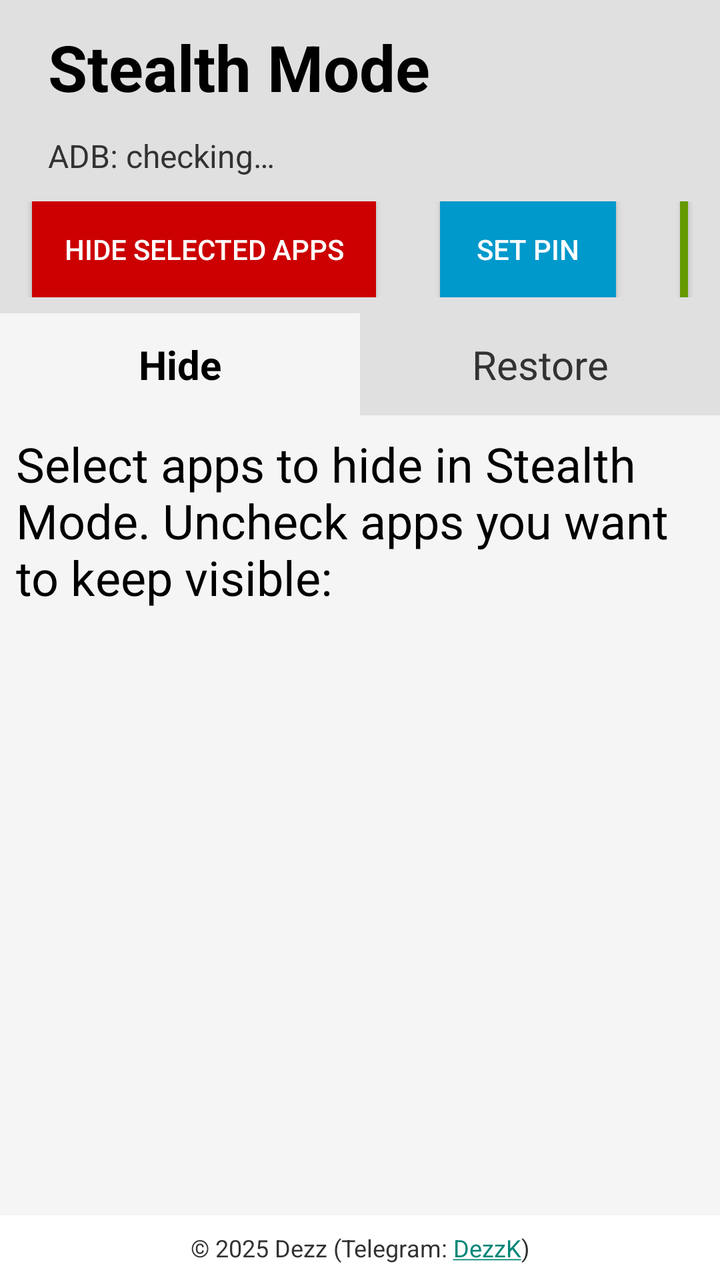
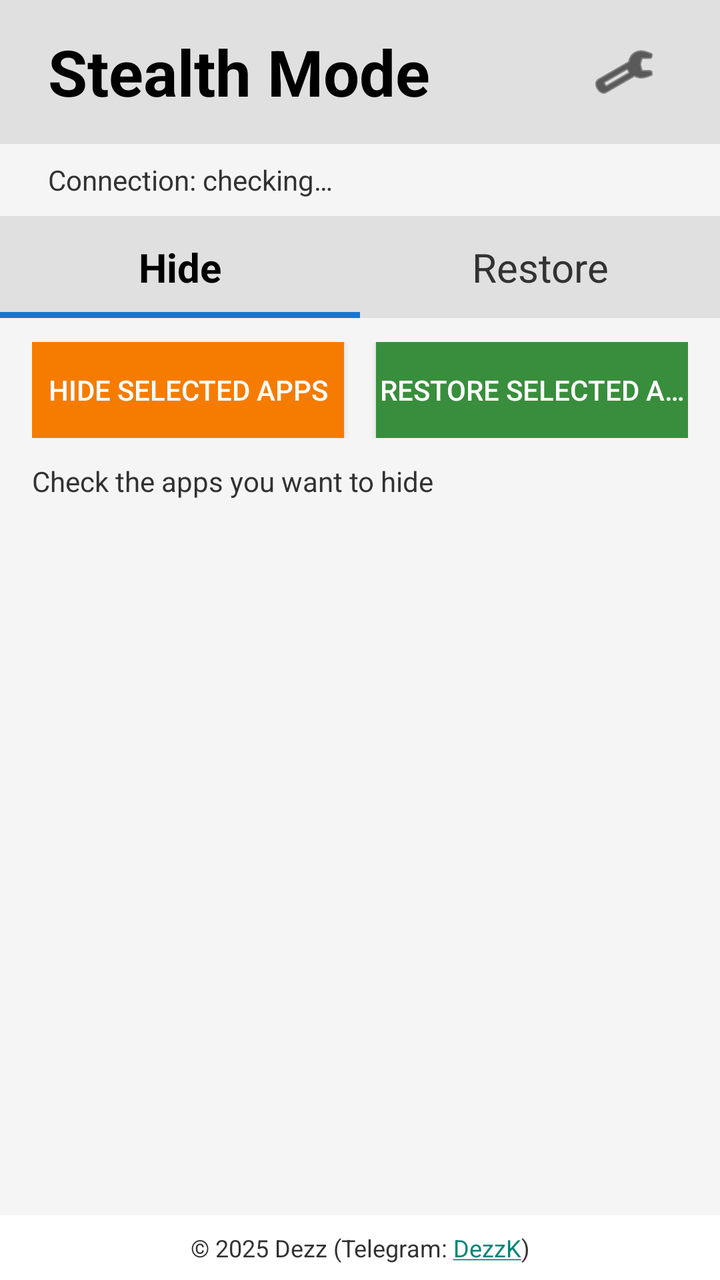

The first picture is an Android layout as it rendered before a commit; the second is the same layout after the commit. The layout source and the unified diff follow.
<!-- AndroidManifest.xml: application theme Theme.AppCompat.DayNight.NoActionBar -->
<!-- res/layout/activity_main.xml -->
<?xml version="1.0" encoding="utf-8"?>
<LinearLayout xmlns:android="http://schemas.android.com/apk/res/android"
    xmlns:tools="http://schemas.android.com/tools"
    android:layout_width="match_parent"
    android:layout_height="match_parent"
    android:background="@color/background"
    android:orientation="vertical">

    
    <TextView
        android:id="@+id/headerText"
        android:layout_width="match_parent"
        android:layout_height="wrap_content"
        android:background="@color/header_background"
        android:gravity="start"
        android:paddingHorizontal="24sp"
        android:paddingVertical="12sp"
        android:text="@string/app_name"
        android:textColor="@color/text_primary"
        android:textSize="32sp"
        android:textStyle="bold" />

    
    <TextView
        android:id="@+id/adbStatusText"
        android:layout_width="match_parent"
        android:layout_height="wrap_content"
        android:background="@color/header_background"
        android:gravity="start"
        android:paddingHorizontal="24sp"
        android:paddingBottom="8sp"
        android:text="@string/adb_checking"
        android:textColor="@color/text_secondary"
        android:textSize="16sp" />

    
    <LinearLayout
        android:layout_width="match_parent"
        android:layout_height="wrap_content"
        android:background="@color/header_background"
        android:orientation="horizontal"
        android:paddingTop="4sp"
        android:paddingBottom="8sp">

        <Button
            android:id="@+id/hideAppsButton"
            android:layout_width="wrap_content"
            android:layout_height="wrap_content"
            android:layout_marginHorizontal="16sp"
            android:paddingHorizontal="16sp"
            android:paddingVertical="8sp"
            android:singleLine="true"
            android:text="@string/hide_apps"
            android:background="@android:color/holo_red_dark"
            android:textColor="@android:color/white"
            tools:ignore="ButtonStyle" />

        <Button
            android:id="@+id/pinButton"
            android:layout_width="wrap_content"
            android:layout_height="wrap_content"
            android:layout_marginHorizontal="16sp"
            android:paddingHorizontal="16sp"
            android:paddingVertical="8sp"
            android:singleLine="true"
            android:text="@string/set_pin"
            android:background="@android:color/holo_blue_dark"
            android:textColor="@android:color/white"
            tools:ignore="ButtonStyle" />

        <Button
            android:id="@+id/restoreAppsButton"
            android:layout_width="wrap_content"
            android:layout_height="wrap_content"
            android:layout_marginHorizontal="16sp"
            android:paddingHorizontal="16sp"
            android:paddingVertical="8sp"
            android:singleLine="true"
            android:text="@string/restore_apps"
            android:background="@android:color/holo_green_dark"
            android:textColor="@android:color/white"
            tools:ignore="ButtonStyle" />

    </LinearLayout>

    
    <LinearLayout
        android:layout_width="match_parent"
        android:layout_height="wrap_content"
        android:orientation="horizontal"
        android:background="@color/header_background">

        <TextView
            android:id="@+id/tabHide"
            android:layout_width="0dp"
            android:layout_height="wrap_content"
            android:layout_weight="1"
            android:gravity="center"
            android:paddingVertical="12sp"
            android:text="@string/tab_hide"
            android:textSize="20sp"
            android:textStyle="bold"
            android:textColor="@color/text_primary"
            android:background="@color/tab_active" />

        <TextView
            android:id="@+id/tabRestore"
            android:layout_width="0dp"
            android:layout_height="wrap_content"
            android:layout_weight="1"
            android:gravity="center"
            android:paddingVertical="12sp"
            android:text="@string/tab_restore"
            android:textSize="20sp"
            android:textColor="@color/text_secondary"
            android:background="@color/tab_inactive" />
    </LinearLayout>

    <TextView
        android:id="@+id/pinHintText"
        android:layout_width="match_parent"
        android:layout_height="wrap_content"
        android:paddingHorizontal="24sp"
        android:paddingVertical="4sp"
        android:textColor="@color/text_secondary"
        android:textSize="14sp"
        android:visibility="gone" />

    <TextView
        android:id="@+id/modeHeaderText"
        android:layout_width="match_parent"
        android:layout_height="wrap_content"
        android:padding="8sp"
        android:textSize="24sp"
        android:textColor="@color/text_primary"
        android:text="@string/hide_mode_header" />

    
    <FrameLayout
        android:layout_width="match_parent"
        android:layout_height="0dp"
        android:layout_weight="1">

        <androidx.recyclerview.widget.RecyclerView
            android:id="@+id/recyclerView"
            android:layout_width="match_parent"
            android:layout_height="match_parent"
            android:textSize="20sp"
            android:textColor="@color/text_primary" />

        
        <View
            android:id="@+id/listOverlay"
            android:layout_width="match_parent"
            android:layout_height="match_parent"
            android:clickable="true"
            android:focusable="true"
            android:visibility="gone" />

        <ProgressBar
            android:id="@+id/progressBar"
            style="?android:attr/progressBarStyleLarge"
            android:layout_width="wrap_content"
            android:layout_height="wrap_content"
            android:layout_gravity="center"
            android:visibility="gone" />
    </FrameLayout>

    
    <TextView
        android:id="@+id/copyrightNoticeText"
        android:layout_width="match_parent"
        android:layout_height="wrap_content"
        android:layout_gravity="bottom"
        android:background="@color/card_background"
        android:gravity="center"
        android:linksClickable="true"
        android:padding="8sp"
        android:text="@string/copyright_notice"
        android:textColor="@color/text_secondary"
        android:textSize="12sp" />
</LinearLayout>
<!-- resources referenced by this layout -->
<resources>
  <color name="background">#F5F5F5</color>
  <color name="card_background">@android:color/background_light</color>
  <color name="header_background">#E0E0E0</color>
  <color name="tab_active">@color/background</color>
  <color name="tab_inactive">@color/header_background</color>
  <color name="text_primary">@android:color/primary_text_light</color>
  <color name="text_secondary">@android:color/secondary_text_light</color>
  <string name="adb_checking">ADB: checking…</string>
  <string name="app_name">Stealth Mode</string>
  <string name="copyright_notice" translatable="false">© 2025 Dezz (Telegram: <a href="https://t.me/DezzK">DezzK</a>)</string>
  <string name="hide_apps">Hide selected apps</string>
  <string name="hide_mode_header">Select apps to hide in Stealth Mode. Uncheck apps you want to keep visible:</string>
  <string name="restore_apps">Restore selected apps</string>
  <string name="set_pin">Set PIN</string>
  <string name="tab_hide">Hide</string>
  <string name="tab_restore">Restore</string>
</resources>

<!-- the commit's change to res/layout/activity_main.xml (unified diff, before → after) -->
@@ -7,133 +7,184 @@
     android:orientation="vertical">
 
     
+    <LinearLayout
+        android:layout_width="match_parent"
+        android:layout_height="wrap_content"
+        android:background="@color/header_background"
+        android:gravity="center_vertical"
+        android:orientation="horizontal"
+        android:paddingHorizontal="24sp"
+        android:paddingVertical="12sp">
+
+        <TextView
+            android:id="@+id/headerText"
+            android:layout_width="0dp"
+            android:layout_height="wrap_content"
+            android:layout_weight="1"
+            android:gravity="start"
+            android:text="@string/app_name"
+            android:textColor="@color/text_primary"
+            android:textSize="32sp"
+            android:textStyle="bold" />
+
+        <ImageButton
+            android:id="@+id/settingsButton"
+            android:layout_width="48dp"
+            android:layout_height="48dp"
+            android:background="?attr/selectableItemBackgroundBorderless"
+            android:contentDescription="@string/settings_description"
+            android:scaleType="centerInside"
+            android:src="@android:drawable/ic_menu_preferences"
+            android:tint="@color/text_primary"
+            tools:ignore="UseAppTint" />
+    </LinearLayout>
+
+    
     <TextView
-        android:id="@+id/headerText"
+        android:id="@+id/connectionStatusText"
+        android:layout_width="match_parent"
+        android:layout_height="wrap_content"
+        android:background="?attr/selectableItemBackground"
+        android:ellipsize="end"
+        android:gravity="start|center_vertical"
+        android:minHeight="36dp"
+        android:paddingHorizontal="24sp"
+        android:paddingVertical="8sp"
+        android:singleLine="true"
+        android:text="@string/connection_checking"
+        android:textColor="@color/text_secondary"
+        android:textSize="14sp" />
+
+    
+    <LinearLayout
         android:layout_width="match_parent"
         android:layout_height="wrap_content"
         android:background="@color/header_background"
-        android:gravity="start"
-        android:paddingHorizontal="24sp"
-        android:paddingVertical="12sp"
-        android:text="@string/app_name"
-        android:textColor="@color/text_primary"
-        android:textSize="32sp"
-        android:textStyle="bold" />
-
-    
-    <TextView
-        android:id="@+id/adbStatusText"
-        android:layout_width="match_parent"
-        android:layout_height="wrap_content"
-        android:background="@color/header_background"
-        android:gravity="start"
-        android:paddingHorizontal="24sp"
-        android:paddingBottom="8sp"
-        android:text="@string/adb_checking"
-        android:textColor="@color/text_secondary"
-        android:textSize="16sp" />
-
-    
-    <LinearLayout
-        android:layout_width="match_parent"
-        android:layout_height="wrap_content"
-        android:background="@color/header_background"
+        android:orientation="horizontal">
+
+        <FrameLayout
+            android:layout_width="0dp"
+            android:layout_height="wrap_content"
+            android:layout_weight="1">
+
+            <TextView
+                android:id="@+id/tabHide"
+                android:layout_width="match_parent"
+                android:layout_height="wrap_content"
+                android:gravity="center"
+                android:paddingVertical="12sp"
+                android:text="@string/tab_hide"
+                android:textColor="@color/text_primary"
+                android:textSize="20sp"
+                android:textStyle="bold" />
+
+            <View
+                android:id="@+id/tabHideIndicator"
+                android:layout_width="match_parent"
+                android:layout_height="3dp"
+                android:layout_gravity="bottom"
+                android:background="@color/accent" />
+        </FrameLayout>
+
+        <FrameLayout
+            android:layout_width="0dp"
+            android:layout_height="wrap_content"
+            android:layout_weight="1">
+
+            <TextView
+                android:id="@+id/tabRestore"
+                android:layout_width="match_parent"
+                android:layout_height="wrap_content"
+                android:gravity="center"
+                android:paddingVertical="12sp"
+                android:text="@string/tab_restore"
+                android:textColor="@color/text_secondary"
+                android:textSize="20sp" />
+
+            <View
+                android:id="@+id/tabRestoreIndicator"
+                android:layout_width="match_parent"
+                android:layout_height="3dp"
+                android:layout_gravity="bottom"
+                android:background="@android:color/transparent" />
+        </FrameLayout>
+    </LinearLayout>
+
+    
+    <LinearLayout
+        android:layout_width="match_parent"
+        android:layout_height="wrap_content"
+        android:gravity="center_vertical"
         android:orientation="horizontal"
-        android:paddingTop="4sp"
-        android:paddingBottom="8sp">
+        android:paddingHorizontal="16sp"
+        android:paddingVertical="12sp">
 
         <Button
             android:id="@+id/hideAppsButton"
-            android:layout_width="wrap_content"
-            android:layout_height="wrap_content"
-            android:layout_marginHorizontal="16sp"
-            android:paddingHorizontal="16sp"
-            android:paddingVertical="8sp"
+            android:layout_width="0dp"
+            android:layout_height="wrap_content"
+            android:layout_marginEnd="8sp"
+            android:layout_weight="1"
+            android:background="@color/action_hide"
+            android:paddingVertical="10sp"
             android:singleLine="true"
             android:text="@string/hide_apps"
-            android:background="@android:color/holo_red_dark"
             android:textColor="@android:color/white"
             tools:ignore="ButtonStyle" />
 
         <Button
-            android:id="@+id/pinButton"
-            android:layout_width="wrap_content"
-            android:layout_height="wrap_content"
-            android:layout_marginHorizontal="16sp"
-            android:paddingHorizontal="16sp"
-            android:paddingVertical="8sp"
+            android:id="@+id/restoreAppsButton"
+            android:layout_width="0dp"
+            android:layout_height="wrap_content"
+            android:layout_marginStart="8sp"
+            android:layout_weight="1"
+            android:background="@color/action_restore"
+            android:paddingVertical="10sp"
             android:singleLine="true"
-            android:text="@string/set_pin"
-            android:background="@android:color/holo_blue_dark"
+            android:text="@string/restore_apps"
             android:textColor="@android:color/white"
             tools:ignore="ButtonStyle" />
-
-        <Button
-            android:id="@+id/restoreAppsButton"
-            android:layout_width="wrap_content"
-            android:layout_height="wrap_content"
-            android:layout_marginHorizontal="16sp"
-            android:paddingHorizontal="16sp"
-            android:paddingVertical="8sp"
-            android:singleLine="true"
-            android:text="@string/restore_apps"
-            android:background="@android:color/holo_green_dark"
-            android:textColor="@android:color/white"
-            tools:ignore="ButtonStyle" />
-
-    </LinearLayout>
-
-    
-    <LinearLayout
-        android:layout_width="match_parent"
-        android:layout_height="wrap_content"
-        android:orientation="horizontal"
-        android:background="@color/header_background">
-
-        <TextView
-            android:id="@+id/tabHide"
-            android:layout_width="0dp"
-            android:layout_height="wrap_content"
-            android:layout_weight="1"
-            android:gravity="center"
-            android:paddingVertical="12sp"
-            android:text="@string/tab_hide"
-            android:textSize="20sp"
-            android:textStyle="bold"
-            android:textColor="@color/text_primary"
-            android:background="@color/tab_active" />
-
-        <TextView
-            android:id="@+id/tabRestore"
-            android:layout_width="0dp"
-            android:layout_height="wrap_content"
-            android:layout_weight="1"
-            android:gravity="center"
-            android:paddingVertical="12sp"
-            android:text="@string/tab_restore"
-            android:textSize="20sp"
-            android:textColor="@color/text_secondary"
-            android:background="@color/tab_inactive" />
-    </LinearLayout>
-
-    <TextView
-        android:id="@+id/pinHintText"
-        android:layout_width="match_parent"
-        android:layout_height="wrap_content"
-        android:paddingHorizontal="24sp"
-        android:paddingVertical="4sp"
-        android:textColor="@color/text_secondary"
-        android:textSize="14sp"
-        android:visibility="gone" />
-
+    </LinearLayout>
+
+    
     <TextView
         android:id="@+id/modeHeaderText"
         android:layout_width="match_parent"
         android:layout_height="wrap_content"
-        android:padding="8sp"
-        android:textSize="24sp"
-        android:textColor="@color/text_primary"
-        android:text="@string/hide_mode_header" />
+        android:paddingHorizontal="16sp"
+        android:paddingBottom="4sp"
+        android:text="@string/hide_mode_header"
+        android:textColor="@color/text_secondary"
+        android:textSize="14sp" />
+
+    
+    <LinearLayout
+        android:id="@+id/pinHintRow"
+        android:layout_width="match_parent"
+        android:layout_height="wrap_content"
+        android:background="?attr/selectableItemBackground"
+        android:gravity="center_vertical"
+        android:orientation="horizontal"
+        android:paddingHorizontal="16sp"
+        android:paddingVertical="6sp"
+        android:visibility="gone">
+
+        <ImageView
+            android:layout_width="20dp"
+            android:layout_height="20dp"
+            android:layout_marginEnd="8sp"
+            android:contentDescription="@null"
+            android:src="@android:drawable/ic_dialog_info"
+            android:tint="@color/accent"
+            tools:ignore="UseAppTint" />
+
+        <TextView
+            android:id="@+id/pinHintText"
+            android:layout_width="wrap_content"
+            android:layout_height="wrap_content"
+            android:textColor="@color/text_secondary"
+            android:textSize="14sp" />
+    </LinearLayout>
 
     
     <FrameLayout
@@ -144,9 +195,18 @@
         <androidx.recyclerview.widget.RecyclerView
             android:id="@+id/recyclerView"
             android:layout_width="match_parent"
+            android:layout_height="match_parent" />
+
+        
+        <TextView
+            android:id="@+id/emptyStateText"
+            android:layout_width="match_parent"
             android:layout_height="match_parent"
-            android:textSize="20sp"
-            android:textColor="@color/text_primary" />
+            android:gravity="center"
+            android:padding="32dp"
+            android:textColor="@color/text_secondary"
+            android:textSize="16sp"
+            android:visibility="gone" />
 
         
         <View
<!-- resource entries referenced after the edit -->
@@ -1,19 +1,20 @@
 <!-- resources referenced by this layout -->
 <resources>
+  <color name="accent">#1976D2</color>
+  <color name="action_hide">#F57C00</color>
+  <color name="action_restore">#388E3C</color>
   <color name="background">#F5F5F5</color>
   <color name="card_background">@android:color/background_light</color>
   <color name="header_background">#E0E0E0</color>
-  <color name="tab_active">@color/background</color>
-  <color name="tab_inactive">@color/header_background</color>
   <color name="text_primary">@android:color/primary_text_light</color>
   <color name="text_secondary">@android:color/secondary_text_light</color>
-  <string name="adb_checking">ADB: checking…</string>
   <string name="app_name">Stealth Mode</string>
+  <string name="connection_checking">Connection: checking…</string>
   <string name="copyright_notice" translatable="false">© 2025 Dezz (Telegram: <a href="https://t.me/DezzK">DezzK</a>)</string>
   <string name="hide_apps">Hide selected apps</string>
-  <string name="hide_mode_header">Select apps to hide in Stealth Mode. Uncheck apps you want to keep visible:</string>
+  <string name="hide_mode_header">Check the apps you want to hide</string>
   <string name="restore_apps">Restore selected apps</string>
-  <string name="set_pin">Set PIN</string>
+  <string name="settings_description">Settings</string>
   <string name="tab_hide">Hide</string>
   <string name="tab_restore">Restore</string>
 </resources>
